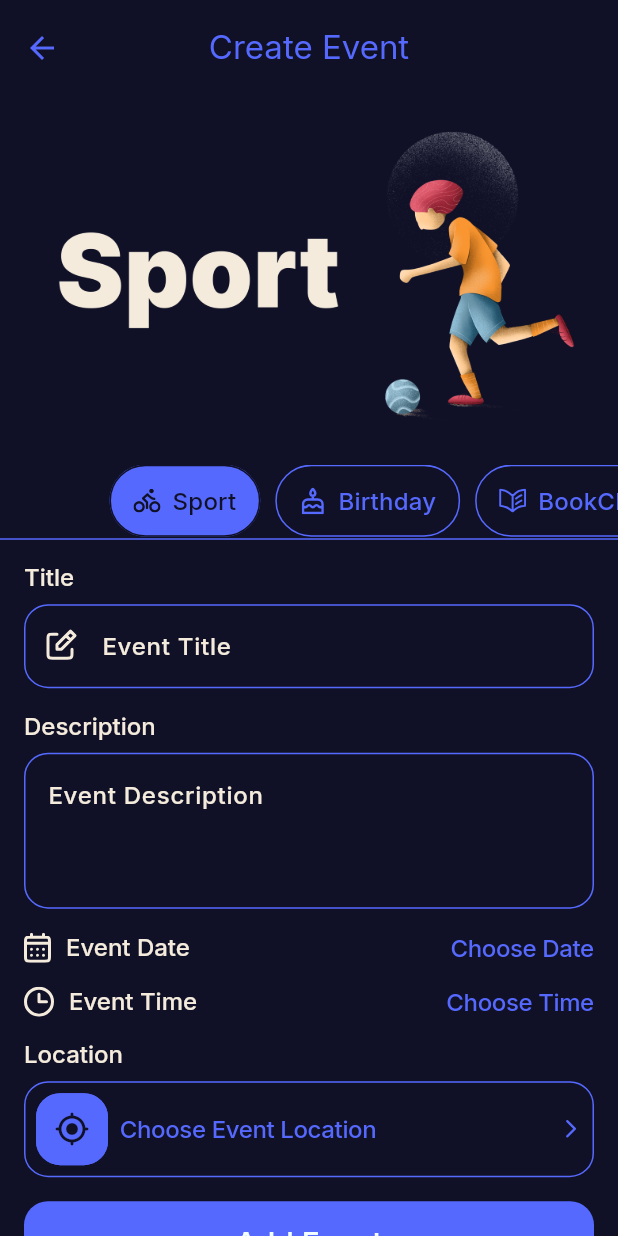
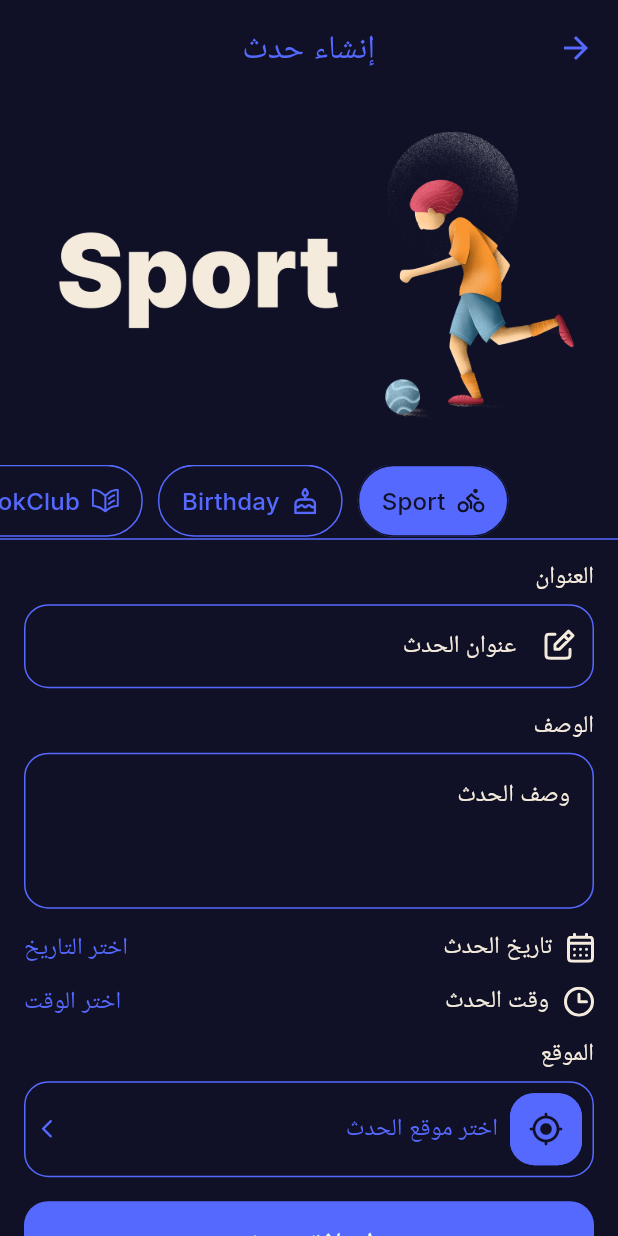
Before and after one commit to KerolesMayz/evently_app, a Flutter app: the CreateEvent screen opened by its route, on a phone screen of 412 x 824 dp. Run offline on Flutter 3.47's test engine with Material 3 defaults, Android fonts, the light colour scheme and no system bars; our stand-ins replace animated_toggle_switch, flutter_screenutil, flutter_svg, google_fonts, icons_plus; generated files the repository leaves out were written again.

Commit message:
finished localization

```diff
--- /dev/null
+++ b/l10n.yaml
@@ -0,0 +1,3 @@
+arb-dir: lib/l10n
+template-arb-file: app_en.arb
+output-localization-file: app_localizations.dart
--- a/lib/evently_app.dart
+++ b/lib/evently_app.dart
@@ -2,6 +2,7 @@ import 'package:evently/config/theme_manager/theme_manager.dart';
 import 'package:evently/core/extensions/context_extension.dart';
 import 'package:evently/core/routes_manager/routes_manager.dart';
 import 'package:flutter/material.dart';
+import 'package:flutter_gen/gen_l10n/app_localizations.dart';
 import 'package:flutter_screenutil/flutter_screenutil.dart';
 
 class EventlyApp extends StatelessWidget {
@@ -14,11 +15,14 @@ class EventlyApp extends StatelessWidget {
         minTextAdapt: true,
         splitScreenMode: true,
         builder: (context, child) => MaterialApp(
+              localizationsDelegates: AppLocalizations.localizationsDelegates,
+              supportedLocales: const [Locale('en'), Locale('ar')],
               theme: ThemeManager.lightTheme,
               darkTheme: ThemeManager.darkTheme,
               onGenerateRoute: RoutesManager.router,
-              initialRoute: RoutesManager.login,
+              initialRoute: RoutesManager.mainLayout,
               themeMode: ThemeMode.dark,
+              locale: Locale('ar'),
               debugShowCheckedModeBanner: false,
             ));
   }
--- /dev/null
+++ b/lib/l10n/app_ar.arb
@@ -0,0 +1,40 @@
+{
+  "name": "الاسم",
+  "email": "البريد الإلكتروني",
+  "password": "كلمة المرور",
+  "re_password": "أعد كتابة كلمة المرور",
+  "forget_password": "هل نسيت كلمة المرور؟",
+  "login": "تسجيل الدخول",
+  "logout": "تسجيل الخروج",
+  "register": "إنشاء حساب",
+  "dont_have_account": "ليس لديك حساب ؟ ",
+  "already_have_account": "هل لديك حساب بالفعل ؟ ",
+  "create_account": "إنشاء حساب",
+  "or": "أو",
+  "login_with_google": " تسجيل الدخول باستخدام جوجل",
+  "reset_password": "إعادة تعيين كلمة المرور",
+  "welcome": "مرحباً بعودتك ✨",
+  "home": "الصفحة الرئيسية",
+  "map": "الخريطة",
+  "love": "المفضلة",
+  "profile": "الملف الشخصي",
+  "language": "اللغة",
+  "theme": "السمة",
+  "light": "فاتح",
+  "dark": "داكن",
+  "create_event": "إنشاء حدث",
+  "title": "العنوان",
+  "event_title": "عنوان الحدث",
+  "description": "الوصف",
+  "event_description": "وصف الحدث",
+  "event_date": "تاريخ الحدث",
+  "event_time": "وقت الحدث",
+  "choose_date": "اختر التاريخ",
+  "choose_time": "اختر الوقت",
+  "location": "الموقع",
+  "choose_event_location": "اختر موقع الحدث",
+  "add_event": "إضافة حدث",
+  "update_event": "تحديث الحدث",
+  "event_details": "تفاصيل الحدث",
+  "edit_event": "تعديل الحدث"
+}
--- a/lib/screens/authentication/login/widgets/forget_password_button.dart
+++ b/lib/screens/authentication/login/widgets/forget_password_button.dart
@@ -1,4 +1,5 @@
 import 'package:flutter/material.dart';
+import 'package:flutter_gen/gen_l10n/app_localizations.dart';
 
 class ForgetPasswordButton extends StatelessWidget {
   const ForgetPasswordButton({super.key});
@@ -10,6 +11,6 @@ class ForgetPasswordButton extends StatelessWidget {
         style: TextButton.styleFrom(
           alignment: Alignment.centerRight,
         ),
-        child: const Text('Forget Password ?'));
+        child: Text(AppLocalizations.of(context)!.forget_password));
   }
 }
--- a/lib/screens/authentication/login/widgets/google_login.dart
+++ b/lib/screens/authentication/login/widgets/google_login.dart
@@ -1,5 +1,6 @@
 import 'package:evently/core/resources/assets_manager.dart';
 import 'package:flutter/material.dart';
+import 'package:flutter_gen/gen_l10n/app_localizations.dart';
 import 'package:flutter_screenutil/flutter_screenutil.dart';
 import 'package:flutter_svg/flutter_svg.dart';
 
@@ -26,7 +27,7 @@ class GoogleLogin extends StatelessWidget {
               Padding(
                 padding: REdgeInsets.only(left: 10),
                 child: Text(
-                  'Login With Google',
+                  AppLocalizations.of(context)!.login_with_google,
                   style: Theme.of(context).textTheme.displayLarge,
                 ),
               )
--- a/lib/screens/authentication/login/widgets/or_breaker.dart
+++ b/lib/screens/authentication/login/widgets/or_breaker.dart
@@ -1,4 +1,5 @@
 import 'package:flutter/material.dart';
+import 'package:flutter_gen/gen_l10n/app_localizations.dart';
 import 'package:flutter_screenutil/flutter_screenutil.dart';
 
 import '../../../../core/resources/colors_manager.dart';
@@ -19,7 +20,7 @@ class OrBreaker extends StatelessWidget {
           endIndent: 16.w,
         )),
         Text(
-          'Or',
+          AppLocalizations.of(context)!.or,
           style: Theme.of(context)
               .textTheme
               .displayMedium!
--- a/lib/screens/create_event/create_event.dart
+++ b/lib/screens/create_event/create_event.dart
@@ -7,6 +7,7 @@ import 'package:evently/core/widgets/custom_text_field.dart';
 import 'package:evently/screens/create_event/widgets/choose_event_location_button.dart';
 import 'package:evently/screens/create_event/widgets/choose_time.dart';
 import 'package:flutter/material.dart';
+import 'package:flutter_gen/gen_l10n/app_localizations.dart';
 import 'package:flutter_screenutil/flutter_screenutil.dart';
 import 'package:flutter_svg/flutter_svg.dart';
 import 'package:google_fonts/google_fonts.dart';
@@ -30,7 +31,7 @@ class _CreateEventState extends State<CreateEvent> {
     return Scaffold(
       appBar: AppBar(
         foregroundColor: ColorsManager.blue,
-        title: const Text('Create Event'),
+        title: Text(AppLocalizations.of(context)!.create_event),
         titleTextStyle: GoogleFonts.inter(
             color: ColorsManager.blue,
             fontWeight: FontWeight.w400,
@@ -65,7 +66,7 @@ class _CreateEventState extends State<CreateEvent> {
               padding: REdgeInsets.all(16),
               children: [
                 Text(
-                  'Title',
+                  AppLocalizations.of(context)!.title,
                   style: Theme.of(context).textTheme.displayMedium,
                 ),
                 SizedBox(
@@ -81,40 +82,42 @@ class _CreateEventState extends State<CreateEvent> {
                         BlendMode.srcIn),
                     fit: BoxFit.scaleDown,
                   ),
-                  hintText: 'Event Title',
+                  textInputType: TextInputType.text,
+                  hintText: AppLocalizations.of(context)!.event_title,
                 ),
                 SizedBox(
                   height: 16.h,
                 ),
-                Text('Description',
+                Text(AppLocalizations.of(context)!.description,
                     style: Theme.of(context).textTheme.displayMedium),
                 SizedBox(
                   height: 8.h,
                 ),
-                const CustomTextField(
+                CustomTextField(
+                  textInputType: TextInputType.text,
                   maxLines: 3,
-                  hintText: 'Event Description',
+                  hintText: AppLocalizations.of(context)!.event_description,
                 ),
                 SizedBox(
                   height: 16.h,
                 ),
                 ChooseTime(
                     iconPath: AssetsManager.calender,
-                    title: 'Event Date',
-                    action: 'Choose Date',
+                    title: AppLocalizations.of(context)!.event_date,
+                    action: AppLocalizations.of(context)!.choose_date,
                     onActionTap: () {}),
                 SizedBox(
                   height: 16.h,
                 ),
                 ChooseTime(
                     iconPath: AssetsManager.time,
-                    title: 'Event Time',
-                    action: 'Choose Time',
+                    title: AppLocalizations.of(context)!.event_time,
+                    action: AppLocalizations.of(context)!.choose_time,
                     onActionTap: () {}),
                 SizedBox(
                   height: 16.h,
                 ),
-                Text('Location',
+                Text(AppLocalizations.of(context)!.location,
                     style: Theme.of(context).textTheme.displayMedium),
                 SizedBox(
                   height: 8.h,
@@ -124,7 +127,7 @@ class _CreateEventState extends State<CreateEvent> {
                   height: 16.h,
                 ),
                 CustomButton(
-                  text: 'Add Event',
+                  text: AppLocalizations.of(context)!.add_event,
                   onClick: () {},
                 )
               ],
--- a/lib/screens/create_event/widgets/choose_event_location_button.dart
+++ b/lib/screens/create_event/widgets/choose_event_location_button.dart
@@ -1,4 +1,5 @@
 import 'package:flutter/material.dart';
+import 'package:flutter_gen/gen_l10n/app_localizations.dart';
 import 'package:flutter_screenutil/flutter_screenutil.dart';
 
 import '../../../core/resources/colors_manager.dart';
@@ -29,7 +30,7 @@ class ChooseEventLocationButton extends StatelessWidget {
               const SizedBox(
                 width: 8,
               ),
-              Text('Choose Event Location',
+              Text(AppLocalizations.of(context)!.choose_event_location,
                   style: Theme.of(context)
                       .textTheme
                       .displayLarge!
--- a/lib/screens/main_layout/tabs/home_tab/home_tab.dart
+++ b/lib/screens/main_layout/tabs/home_tab/home_tab.dart
@@ -2,6 +2,7 @@ import 'package:evently/core/resources/constants_manager.dart';
 import 'package:evently/core/widgets/custom_event/custom_event.dart';
 import 'package:evently/data/data_models/event_data_model.dart';
 import 'package:flutter/material.dart';
+import 'package:flutter_gen/gen_l10n/app_localizations.dart';
 import 'package:flutter_screenutil/flutter_screenutil.dart';
 import 'package:flutter_svg/flutter_svg.dart';
 
@@ -43,7 +44,7 @@ class _HomeTabState extends State<HomeTab> {
                           crossAxisAlignment: CrossAxisAlignment.start,
                           children: [
                             Text(
-                              'Welcome Back ✨',
+                              AppLocalizations.of(context)!.welcome,
                               style: Theme.of(context).textTheme.titleSmall,
                             ),
                             Text(
--- a/lib/screens/main_layout/tabs/profile_tab/widgets/logout_button.dart
+++ b/lib/screens/main_layout/tabs/profile_tab/widgets/logout_button.dart
@@ -1,4 +1,5 @@
 import 'package:flutter/material.dart';
+import 'package:flutter_gen/gen_l10n/app_localizations.dart';
 import 'package:flutter_screenutil/flutter_screenutil.dart';
 
 import '../../../../../core/resources/colors_manager.dart';
@@ -19,7 +20,7 @@ class LogoutButton extends StatelessWidget {
             SizedBox(
               width: 8.w,
             ),
-            const Text('Logout')
+            Text(AppLocalizations.of(context)!.logout)
           ],
         ));
   }
--- a/pubspec.yaml
+++ b/pubspec.yaml
@@ -41,7 +41,9 @@ dependencies:
   google_fonts: 6.1.0
   animated_toggle_switch: 0.8.5
   flutter_svg: 2.0.10+1
-  intl: 0.18.0
+  intl: any
+  flutter_localizations:
+    sdk: flutter
 
 dev_dependencies:
   flutter_test:
@@ -59,6 +61,7 @@ dev_dependencies:
 
 # The following section is specific to Flutter packages.
 flutter:
+  generate: true
 
   # The following line ensures that the Material Icons font is
   # included with your application, so that you can use the icons in
```
Also changed, not shown: lib/core/widgets/custom_event/event_title_widget.dart (+15 -4 lines), lib/l10n/app_en.arb (added, +40 -0 lines), lib/screens/authentication/login/login.dart (+9 -8 lines), lib/screens/authentication/signup/signup.dart (+18 -16 lines), lib/screens/main_layout/main_layout.dart (+11 -10 lines), lib/screens/main_layout/tabs/profile_tab/profile_tab.dart (+11 -7 lines), lib/screens/main_layout/tabs/profile_tab/widgets/custom_profile_header.dart (+13 -3 lines), pubspec.lock.
